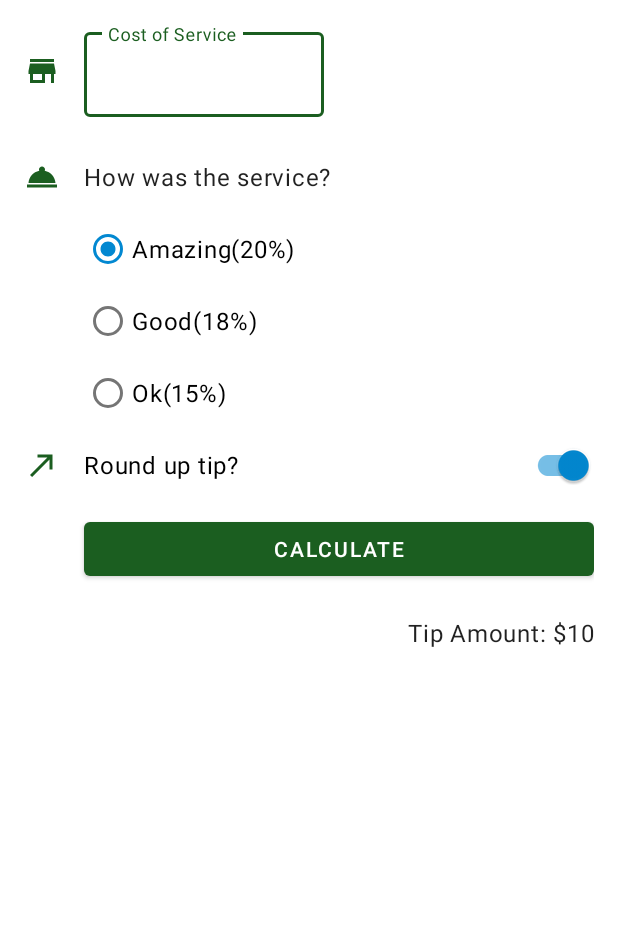
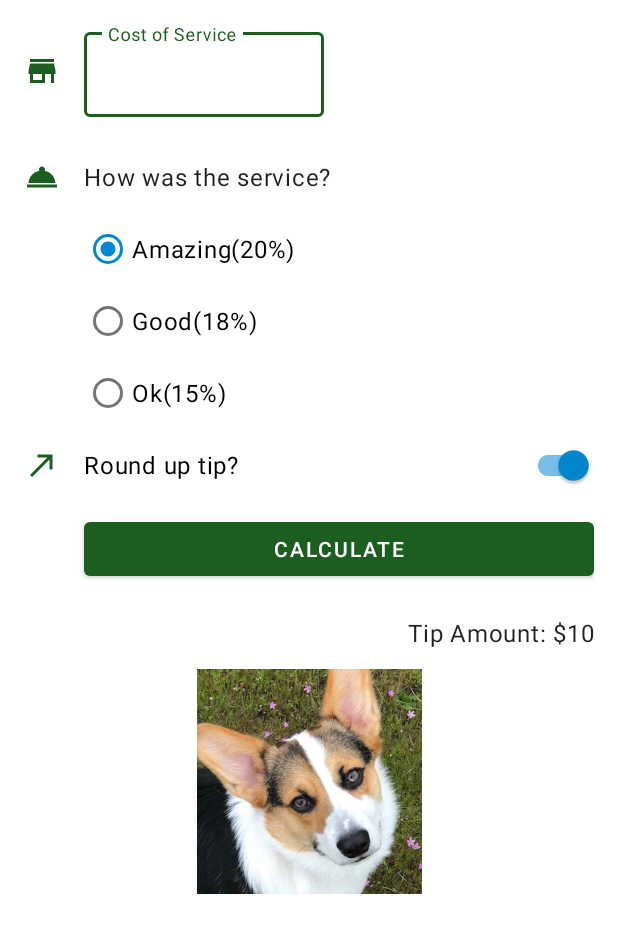
Before and after one commit to slowslowpoke/TipTime_UIBasics_codelab, an Android app: the layout activity_main.xml on its own in the app's theme, with its tools: preview values and no code run, on a phone screen of 412 x 824 dp. Shown: the top 933 px of the screen. Run offline under Robolectric (Android 15) with nearby library versions, the phone set to English and light mode, and no system bars.

Commit message:
added a doggie

```diff
--- a/app/src/main/res/layout/activity_main.xml
+++ b/app/src/main/res/layout/activity_main.xml
@@ -129,6 +129,17 @@
             app:layout_constraintTop_toBottomOf="@id/calculate_button"
             tools:text="Tip Amount: $10" />
 
+        <ImageView
+            android:id="@+id/easter_egg"
+            android:layout_width="150dp"
+            android:layout_height="150dp"
+            android:importantForAccessibility="no"
+            android:scaleType="centerCrop"
+            app:layout_constraintEnd_toEndOf="parent"
+            app:layout_constraintStart_toStartOf="parent"
+            app:layout_constraintTop_toBottomOf="@+id/tip_result_textview"
+            app:srcCompat="@drawable/leroy" />
+
 
     </androidx.constraintlayout.widget.ConstraintLayout>
 </ScrollView>
```
Also changed, not shown: app/src/main/res/drawable/leroy.jpg (added), app/src/main/res/xml/data_extraction_rules.xml (line endings or trailing spaces).
